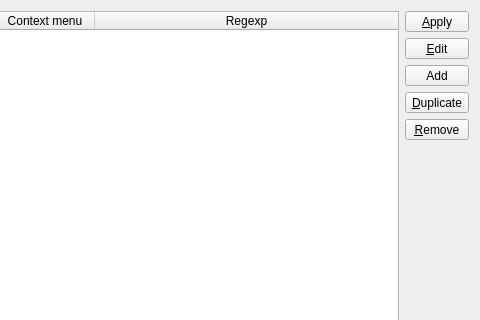
Before: the Qt Designer form Viewer/src/TextFilterHandlerDialog.ui in ecmwf/ecflow, drawn with Qt 5; both pictures show x 217 to 697 and y 0 to 320 of the 697 by 525 pixel window.
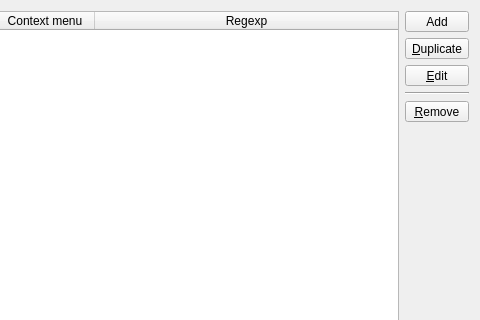
After: the same form once the commit is applied. Icons and pictures are not drawn.

Commit message: ecFlowUI: add regexp based line filter to text viewer in Output panel ECFLOW-1169

What changed in the file:
```diff
--- a/Viewer/src/TextFilterHandlerDialog.ui
+++ b/Viewer/src/TextFilterHandlerDialog.ui
@@ -76,35 +76,6 @@
      </item>
      <item>
       <layout class="QVBoxLayout" name="verticalLayout">
-       <item>
-        <widget class="QToolButton" name="toolButton">
-         <property name="sizePolicy">
-          <sizepolicy hsizetype="Preferred" vsizetype="Fixed">
-           <horstretch>0</horstretch>
-           <verstretch>0</verstretch>
-          </sizepolicy>
-         </property>
-         <property name="text">
-          <string>&amp;Apply</string>
-         </property>
-        </widget>
-       </item>
-       <item>
-        <widget class="QToolButton" name="editTb_">
-         <property name="sizePolicy">
-          <sizepolicy hsizetype="Preferred" vsizetype="Fixed">
-           <horstretch>0</horstretch>
-           <verstretch>0</verstretch>
-          </sizepolicy>
-         </property>
-         <property name="text">
-          <string>&amp;Edit</string>
-         </property>
-         <property name="toolButtonStyle">
-          <enum>Qt::ToolButtonTextBesideIcon</enum>
-         </property>
-        </widget>
-       </item>
        <item>
         <widget class="QToolButton" name="addTb_">
          <property name="sizePolicy">
@@ -134,6 +105,29 @@
          </property>
         </widget>
        </item>
+       <item>
+        <widget class="QToolButton" name="editTb_">
+         <property name="sizePolicy">
+          <sizepolicy hsizetype="Preferred" vsizetype="Fixed">
+           <horstretch>0</horstretch>
+           <verstretch>0</verstretch>
+          </sizepolicy>
+         </property>
+         <property name="text">
+          <string>&amp;Edit</string>
+         </property>
+         <property name="toolButtonStyle">
+          <enum>Qt::ToolButtonTextBesideIcon</enum>
+         </property>
+        </widget>
+       </item>
+       <item>
+        <widget class="Line" name="line">
+         <property name="orientation">
+          <enum>Qt::Horizontal</enum>
+         </property>
+        </widget>
+       </item>
        <item>
         <widget class="QToolButton" name="removeTb_">
          <property name="sizePolicy">
```
The commit also changes 20 other files.
